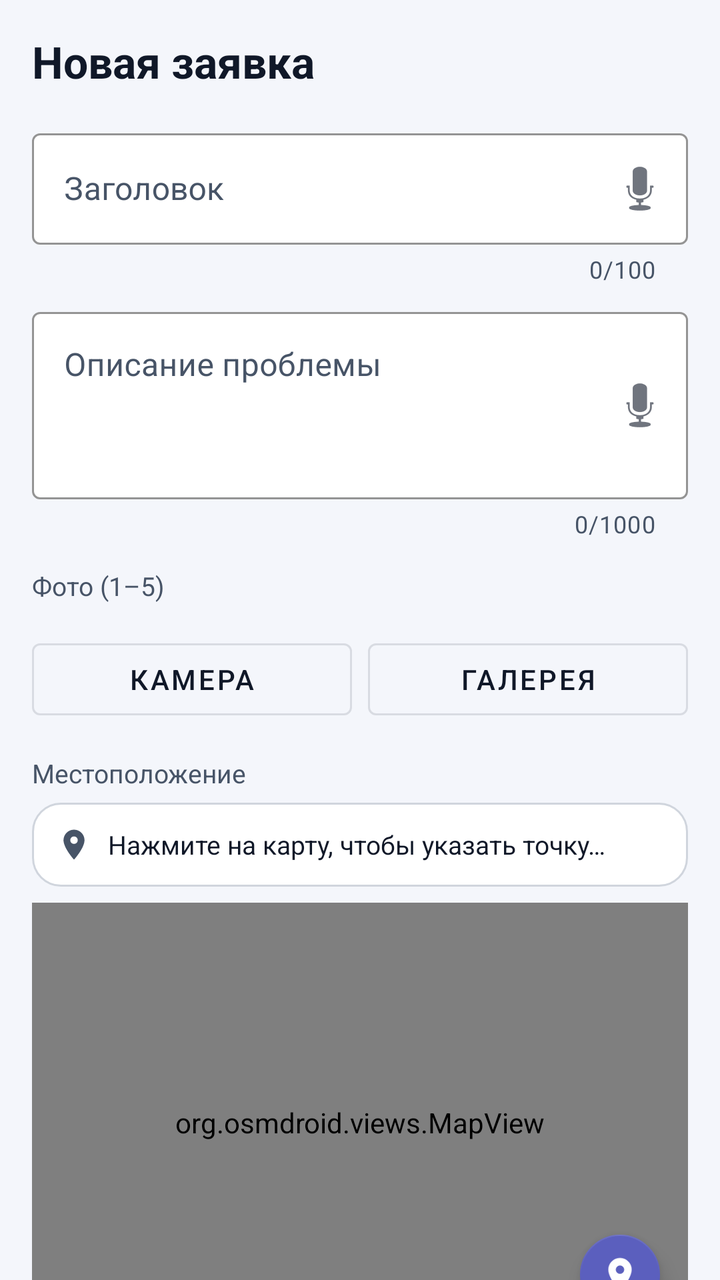
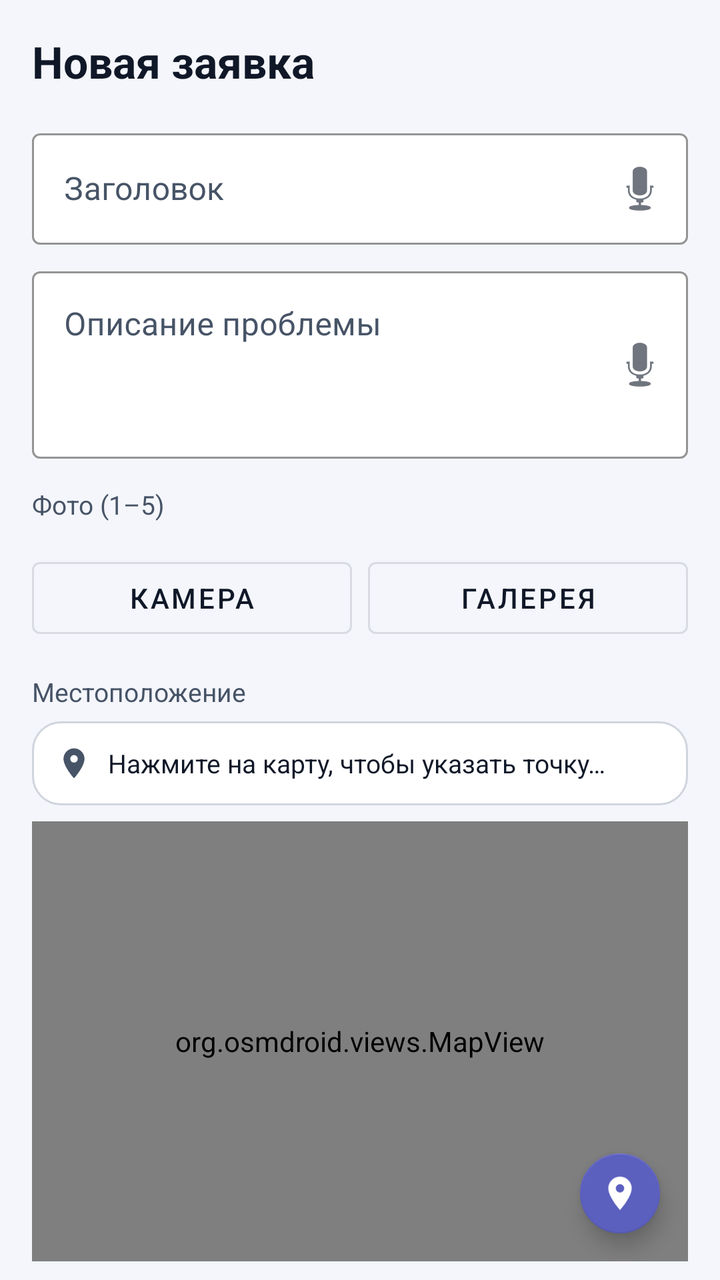

Before-and-after screenshots of an Android layout around one commit, followed by the original layout XML and the change that was made.
<!-- AndroidManifest.xml: application theme Theme.MyCity -->
<!-- res/layout/fragment_create_issue.xml -->
<?xml version="1.0" encoding="utf-8"?>
<androidx.core.widget.NestedScrollView xmlns:android="http://schemas.android.com/apk/res/android"
    xmlns:app="http://schemas.android.com/apk/res-auto"
    android:layout_width="match_parent"
    android:layout_height="match_parent"
    android:background="@color/bg_primary">

    <LinearLayout
        android:layout_width="match_parent"
        android:layout_height="wrap_content"
        android:orientation="vertical"
        android:padding="16dp"
        android:paddingBottom="110dp">

        <TextView
            android:layout_width="match_parent"
            android:layout_height="wrap_content"
            android:text="@string/create_title"
            android:textColor="@color/text_primary"
            android:textSize="22sp"
            android:textStyle="bold" />

        <com.google.android.material.textfield.TextInputLayout
            android:id="@+id/til_title"
            android:layout_width="match_parent"
            android:layout_height="wrap_content"
            android:layout_marginTop="16dp"
            android:hint="@string/create_hint_title"
            app:endIconDrawable="@android:drawable/ic_btn_speak_now"
            app:endIconMode="custom"
            app:boxBackgroundColor="@color/input_bg"
            app:boxStrokeColor="@color/input_stroke"
            app:hintTextColor="@color/text_secondary"
            app:counterEnabled="true"
            app:counterMaxLength="100">

            <com.google.android.material.textfield.TextInputEditText
                android:id="@+id/et_title"
                android:layout_width="match_parent"
                android:layout_height="wrap_content"
                android:maxLength="100"
                android:textColor="@color/text_primary" />
        </com.google.android.material.textfield.TextInputLayout>

        <com.google.android.material.textfield.TextInputLayout
            android:id="@+id/til_description"
            android:layout_width="match_parent"
            android:layout_height="wrap_content"
            android:layout_marginTop="8dp"
            android:hint="@string/create_hint_description"
            app:endIconDrawable="@android:drawable/ic_btn_speak_now"
            app:endIconMode="custom"
            app:boxBackgroundColor="@color/input_bg"
            app:boxStrokeColor="@color/input_stroke"
            app:hintTextColor="@color/text_secondary"
            app:counterEnabled="true"
            app:counterMaxLength="1000">

            <com.google.android.material.textfield.TextInputEditText
                android:id="@+id/et_description"
                android:layout_width="match_parent"
                android:layout_height="wrap_content"
                android:gravity="top|start"
                android:inputType="textMultiLine|textCapSentences"
                android:maxLength="1000"
                android:maxLines="6"
                android:minLines="3"
                android:textColor="@color/text_primary" />
        </com.google.android.material.textfield.TextInputLayout>

        
        <TextView
            android:layout_width="match_parent"
            android:layout_height="wrap_content"
            android:layout_marginTop="14dp"
            android:text="Фото (1–5)"
            android:textColor="@color/text_secondary"
            android:textSize="13sp" />

        <HorizontalScrollView
            android:layout_width="match_parent"
            android:layout_height="wrap_content"
            android:layout_marginTop="6dp"
            android:scrollbars="none">

            <LinearLayout
                android:id="@+id/photo_row"
                android:layout_width="wrap_content"
                android:layout_height="wrap_content"
                android:orientation="horizontal" />
        </HorizontalScrollView>

        <LinearLayout
            android:layout_width="match_parent"
            android:layout_height="wrap_content"
            android:layout_marginTop="8dp"
            android:orientation="horizontal">

            <Button
                android:id="@+id/btn_camera"
                style="@style/Widget.MaterialComponents.Button.OutlinedButton"
                android:layout_width="0dp"
                android:layout_height="wrap_content"
                android:layout_weight="1"
                android:drawableStart="@drawable/ic_camera"
                android:drawablePadding="8dp"
                android:text="Камера"
                android:textColor="@color/text_primary" />

            <Button
                android:id="@+id/btn_gallery"
                style="@style/Widget.MaterialComponents.Button.OutlinedButton"
                android:layout_width="0dp"
                android:layout_height="wrap_content"
                android:layout_marginStart="8dp"
                android:layout_weight="1"
                android:drawableStart="@drawable/ic_photo"
                android:drawablePadding="8dp"
                android:text="Галерея"
                android:textColor="@color/text_primary" />
        </LinearLayout>

        
        <TextView
            android:layout_width="match_parent"
            android:layout_height="wrap_content"
            android:layout_marginTop="14dp"
            android:text="Местоположение"
            android:textColor="@color/text_secondary"
            android:textSize="13sp" />

        <LinearLayout
            android:layout_width="match_parent"
            android:layout_height="wrap_content"
            android:layout_marginTop="6dp"
            android:background="@drawable/bg_card"
            android:gravity="center_vertical"
            android:orientation="horizontal"
            android:padding="12dp">

            <ImageView
                android:layout_width="18dp"
                android:layout_height="18dp"
                android:src="@drawable/ic_location" />

            <TextView
                android:id="@+id/tv_address"
                android:layout_width="0dp"
                android:layout_height="wrap_content"
                android:layout_marginStart="8dp"
                android:layout_weight="1"
                android:text="Нажмите на карту, чтобы указать точку…"
                android:textColor="@color/text_primary"
                android:textSize="13sp" />
        </LinearLayout>

        <FrameLayout
            android:layout_width="match_parent"
            android:layout_height="220dp"
            android:layout_marginTop="8dp">

            <org.osmdroid.views.MapView
                android:id="@+id/map_picker"
                android:layout_width="match_parent"
                android:layout_height="match_parent"
                android:background="@color/bg_card" />

            <com.google.android.material.floatingactionbutton.FloatingActionButton
                android:id="@+id/btn_my_location"
                android:layout_width="40dp"
                android:layout_height="40dp"
                android:layout_gravity="bottom|end"
                android:layout_margin="10dp"
                android:src="@drawable/ic_location"
                app:backgroundTint="@color/accent_blue"
                app:fabCustomSize="40dp"
                app:maxImageSize="20dp"
                app:tint="@color/on_accent" />
        </FrameLayout>

        <Button
            android:id="@+id/btn_pick_location"
            style="@style/Widget.MaterialComponents.Button.TextButton"
            android:layout_width="match_parent"
            android:layout_height="wrap_content"
            android:text="Открыть на весь экран"
            android:textColor="@color/accent_blue" />

        
        <LinearLayout
            android:id="@+id/guest_block"
            android:layout_width="match_parent"
            android:layout_height="wrap_content"
            android:layout_marginTop="14dp"
            android:orientation="vertical"
            android:visibility="gone">

            <com.google.android.material.textfield.TextInputLayout
                android:id="@+id/til_name"
                android:layout_width="match_parent"
                android:layout_height="wrap_content"
                android:hint="@string/create_hint_name"
                app:boxBackgroundColor="@color/input_bg"
                app:boxStrokeColor="@color/input_stroke"
                app:hintTextColor="@color/text_secondary">

                <com.google.android.material.textfield.TextInputEditText
                    android:id="@+id/et_name"
                    android:layout_width="match_parent"
                    android:layout_height="wrap_content"
                    android:textColor="@color/text_primary" />
            </com.google.android.material.textfield.TextInputLayout>

            <com.google.android.material.textfield.TextInputLayout
                android:id="@+id/til_contact"
                android:layout_width="match_parent"
                android:layout_height="wrap_content"
                android:layout_marginTop="8dp"
                android:hint="@string/create_hint_contact"
                app:boxBackgroundColor="@color/input_bg"
                app:boxStrokeColor="@color/input_stroke"
                app:hintTextColor="@color/text_secondary">

                <com.google.android.material.textfield.TextInputEditText
                    android:id="@+id/et_contact"
                    android:layout_width="match_parent"
                    android:layout_height="wrap_content"
                    android:textColor="@color/text_primary" />
            </com.google.android.material.textfield.TextInputLayout>
        </LinearLayout>

        <ProgressBar
            android:id="@+id/progress"
            android:layout_width="match_parent"
            android:layout_height="wrap_content"
            android:layout_marginTop="16dp"
            android:visibility="gone" />

        <Button
            android:id="@+id/btn_submit"
            android:layout_width="match_parent"
            android:layout_height="wrap_content"
            android:layout_marginTop="16dp"
            android:backgroundTint="@color/accent_blue"
            android:text="@string/create_submit"
            android:textColor="@color/on_accent" />
    </LinearLayout>
</androidx.core.widget.NestedScrollView>
<!-- resources referenced by this layout -->
<resources>
  <color name="accent_blue">#5B5FBE</color>
  <color name="bg_card">#FFFFFF</color>
  <color name="bg_primary">#F4F6FB</color>
  <color name="input_bg">#FFFFFF</color>
  <color name="input_stroke">#BFC8D8</color>
  <color name="on_accent">#FFFFFF</color>
  <color name="text_primary">#101828</color>
  <color name="text_secondary">#475467</color>
  <!-- drawable bg_card (drawable) -->
  <?xml version="1.0" encoding="utf-8"?>
  <shape xmlns:android="http://schemas.android.com/apk/res/android" android:shape="rectangle">
      <solid android:color="@color/bg_card" />
      <stroke
          android:width="1dp"
          android:color="@color/divider" />
      <corners android:radius="14dp" />
  </shape>
  <!-- drawable ic_location (drawable) -->
  <vector xmlns:android="http://schemas.android.com/apk/res/android"
      android:width="16dp"
      android:height="16dp"
      android:viewportWidth="24"
      android:viewportHeight="24"
      android:tint="@color/text_secondary">
      <path
          android:fillColor="#FFFFFFFF"
          android:pathData="M12,2C8.13,2 5,5.13 5,9c0,5.25 7,13 7,13s7,-7.75 7,-13c0,-3.87 -3.13,-7 -7,-7zM12,11.5c-1.38,0 -2.5,-1.12 -2.5,-2.5s1.12,-2.5 2.5,-2.5 2.5,1.12 2.5,2.5 -1.12,2.5 -2.5,2.5z"/>
  </vector>
  <!-- drawable ic_photo (drawable) -->
  <vector xmlns:android="http://schemas.android.com/apk/res/android"
      android:width="24dp"
      android:height="24dp"
      android:viewportWidth="24"
      android:viewportHeight="24"
      android:tint="@color/text_primary">
      <path
          android:fillColor="#FFFFFFFF"
          android:pathData="M21,19V5c0,-1.1 -0.9,-2 -2,-2H5c-1.1,0 -2,0.9 -2,2v14c0,1.1 0.9,2 2,2h14c1.1,0 2,-0.9 2,-2zM8.5,13.5l2.5,3.01L14.5,12l4.5,6H5l3.5,-4.5z"/>
  </vector>
  <string name="create_hint_contact">Телефон или email</string>
  <string name="create_hint_description">Описание проблемы</string>
  <string name="create_hint_name">Ваше имя</string>
  <string name="create_hint_title">Заголовок</string>
  <string name="create_submit">Опубликовать заявку</string>
  <string name="create_title">Новая заявка</string>
  <style name="Theme.MyCity" parent="Theme.MaterialComponents.DayNight.NoActionBar">
          <item name="colorPrimary">@color/accent_blue</item>
          <item name="colorPrimaryDark">@color/bg_primary</item>
          <item name="colorAccent">@color/accent_blue</item>
          <item name="colorSurface">@color/bg_secondary</item>
          <item name="colorOnSurface">@color/text_primary</item>
          <item name="colorOnBackground">@color/text_primary</item>
          <item name="colorOutline">@color/divider</item>
          <item name="android:windowBackground">@color/bg_primary</item>
          <item name="android:statusBarColor">@color/bg_primary</item>
          <item name="android:navigationBarColor">@color/bg_primary</item>
          <item name="android:textColorPrimary">@color/text_primary</item>
          <item name="android:textColorSecondary">@color/text_secondary</item>
          <item name="android:textColorHint">@color/text_secondary</item>
          <item name="textInputStyle">@style/Widget.MyCity.TextInput</item>
      </style>
  <color name="divider">#D0D5DD</color>
  <color name="bg_secondary">#FFFFFF</color>
  <color name="accent_red">#C0392B</color>
  <style name="ThemeOverlay.MyCity.TextInputEditText" parent="ThemeOverlay.MaterialComponents.TextInputEditText.OutlinedBox">
          <item name="colorOnSurface">@color/text_primary</item>
          <item name="colorControlActivated">@color/accent_blue</item>
          <item name="android:textColor">@color/text_primary</item>
      </style>
  <!-- unchanged entries left out for length: 2 -->
</resources>

<!-- the commit's change to res/layout/fragment_create_issue.xml (unified diff, before → after) -->
@@ -30,15 +30,12 @@
             app:endIconMode="custom"
             app:boxBackgroundColor="@color/input_bg"
             app:boxStrokeColor="@color/input_stroke"
-            app:hintTextColor="@color/text_secondary"
-            app:counterEnabled="true"
-            app:counterMaxLength="100">
+            app:hintTextColor="@color/text_secondary">
 
             <com.google.android.material.textfield.TextInputEditText
                 android:id="@+id/et_title"
                 android:layout_width="match_parent"
                 android:layout_height="wrap_content"
-                android:maxLength="100"
                 android:textColor="@color/text_primary" />
         </com.google.android.material.textfield.TextInputLayout>
 
@@ -52,9 +49,7 @@
             app:endIconMode="custom"
             app:boxBackgroundColor="@color/input_bg"
             app:boxStrokeColor="@color/input_stroke"
-            app:hintTextColor="@color/text_secondary"
-            app:counterEnabled="true"
-            app:counterMaxLength="1000">
+            app:hintTextColor="@color/text_secondary">
 
             <com.google.android.material.textfield.TextInputEditText
                 android:id="@+id/et_description"
@@ -62,7 +57,6 @@
                 android:layout_height="wrap_content"
                 android:gravity="top|start"
                 android:inputType="textMultiLine|textCapSentences"
-                android:maxLength="1000"
                 android:maxLines="6"
                 android:minLines="3"
                 android:textColor="@color/text_primary" />
<!-- resource entries referenced after the edit -->
@@ -56,6 +56,8 @@
           <item name="android:windowBackground">@color/bg_primary</item>
           <item name="android:statusBarColor">@color/bg_primary</item>
           <item name="android:navigationBarColor">@color/bg_primary</item>
+          <item name="android:windowLightStatusBar">true</item>
+          <item name="android:windowLightNavigationBar">true</item>
           <item name="android:textColorPrimary">@color/text_primary</item>
           <item name="android:textColorSecondary">@color/text_secondary</item>
           <item name="android:textColorHint">@color/text_secondary</item>
